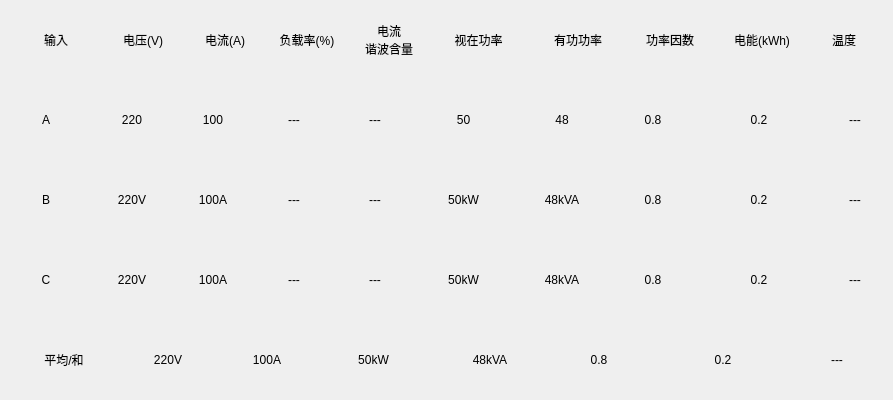
Old version of the form BusBar-Qt/branch/box/boxtotalwid.ui in the repository luozhiyong131/BusBar.
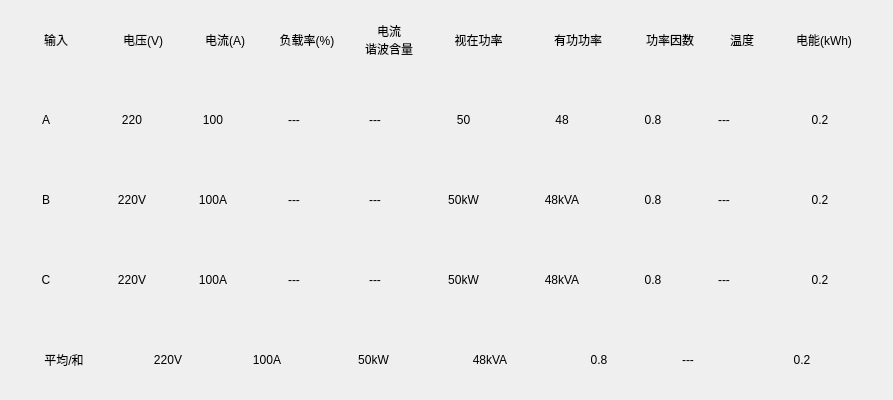
New version of the form.

What changed in the file:
```diff
--- a/BusBar-Qt/branch/box/boxtotalwid.ui
+++ b/BusBar-Qt/branch/box/boxtotalwid.ui
@@ -37,7 +37,7 @@
    </property>
    <item row="4" column="0">
     <widget class="QWidget" name="AllWid" native="true">
-     <layout class="QHBoxLayout" name="horizontalLayout_5" stretch="1,1,1,1,1,1,1,1">
+     <layout class="QHBoxLayout" name="horizontalLayout_5" stretch="1,1,1,1,1,1,0,1">
       <property name="spacing">
        <number>0</number>
       </property>
@@ -188,28 +188,6 @@
         </property>
        </widget>
       </item>
-      <item>
-       <widget class="QLabel" name="tEleH">
-        <property name="minimumSize">
-         <size>
-          <width>130</width>
-          <height>25</height>
-         </size>
-        </property>
-        <property name="maximumSize">
-         <size>
-          <width>130</width>
-          <height>16777215</height>
-         </size>
-        </property>
-        <property name="text">
-         <string>0.2</string>
-        </property>
-        <property name="alignment">
-         <set>Qt::AlignCenter</set>
-        </property>
-       </widget>
-      </item>
       <item>
        <widget class="QLabel" name="temH">
         <property name="minimumSize">
@@ -232,12 +210,34 @@
         </property>
        </widget>
       </item>
+      <item>
+       <widget class="QLabel" name="tEleH">
+        <property name="minimumSize">
+         <size>
+          <width>130</width>
+          <height>25</height>
+         </size>
+        </property>
+        <property name="maximumSize">
+         <size>
+          <width>130</width>
+          <height>16777215</height>
+         </size>
+        </property>
+        <property name="text">
+         <string>0.2</string>
+        </property>
+        <property name="alignment">
+         <set>Qt::AlignCenter</set>
+        </property>
+       </widget>
+      </item>
      </layout>
     </widget>
    </item>
    <item row="3" column="0">
     <widget class="QWidget" name="CWid" native="true">
-     <layout class="QHBoxLayout" name="horizontalLayout_4" stretch="1,1,1,1,1,1,1,1,1,1">
+     <layout class="QHBoxLayout" name="horizontalLayout_4" stretch="1,1,1,1,1,1,1,1,0,1">
       <property name="spacing">
        <number>0</number>
       </property>
@@ -438,28 +438,6 @@
         </property>
        </widget>
       </item>
-      <item>
-       <widget class="QLabel" name="tEleC">
-        <property name="minimumSize">
-         <size>
-          <width>130</width>
-          <height>25</height>
-         </size>
-        </property>
-        <property name="maximumSize">
-         <size>
-          <width>130</width>
-          <height>16777215</height>
-         </size>
-        </property>
-        <property name="text">
-         <string>0.2</string>
-        </property>
-        <property name="alignment">
-         <set>Qt::AlignCenter</set>
-        </property>
-       </widget>
-      </item>
       <item>
        <widget class="QLabel" name="temC">
         <property name="minimumSize">
@@ -482,12 +460,34 @@
         </property>
        </widget>
       </item>
+      <item>
+       <widget class="QLabel" name="tEleC">
+        <property name="minimumSize">
+         <size>
+          <width>130</width>
+          <height>25</height>
+         </size>
+        </property>
+        <property name="maximumSize">
+         <size>
+          <width>130</width>
+          <height>16777215</height>
+         </size>
+        </property>
+        <property name="text">
+         <string>0.2</string>
+        </property>
+        <property name="alignment">
+         <set>Qt::AlignCenter</set>
+        </property>
+       </widget>
+      </item>
      </layout>
     </widget>
    </item>
    <item row="2" column="0">
     <widget class="QWidget" name="BWid" native="true">
-     <layout class="QHBoxLayout" name="horizontalLayout_3" stretch="1,1,1,1,1,1,1,1,1,1">
+     <layout class="QHBoxLayout" name="horizontalLayout_3" stretch="1,1,1,1,1,1,1,1,0,1">
       <property name="spacing">
        <number>0</number>
       </property>
@@ -688,28 +688,6 @@
         </property>
        </widget>
       </item>
-      <item>
-       <widget class="QLabel" name="tEleB">
-        <property name="minimumSize">
-         <size>
-          <width>130</width>
-          <height>25</height>
-         </size>
-        </property>
-        <property name="maximumSize">
-         <size>
-          <width>130</width>
-          <height>16777215</height>
-         </size>
-        </property>
-        <property name="text">
-         <string>0.2</string>
-        </property>
-        <property name="alignment">
-         <set>Qt::AlignCenter</set>
-        </property>
-       </widget>
-      </item>
       <item>
        <widget class="QLabel" name="temB">
         <property name="minimumSize">
@@ -732,12 +710,34 @@
         </property>
        </widget>
       </item>
+      <item>
+       <widget class="QLabel" name="tEleB">
+        <property name="minimumSize">
+         <size>
+          <width>130</width>
+          <height>25</height>
+         </size>
+        </property>
+        <property name="maximumSize">
+         <size>
+          <width>130</width>
+          <height>16777215</height>
+         </size>
+        </property>
+        <property name="text">
+         <string>0.2</string>
+        </property>
+        <property name="alignment">
+         <set>Qt::AlignCenter</set>
+        </property>
+       </widget>
+      </item>
      </layout>
     </widget>
    </item>
    <item row="1" column="0">
     <widget class="QWidget" name="AWid" native="true">
-     <layout class="QHBoxLayout" name="horizontalLayout_2" stretch="1,1,1,1,1,1,1,1,1,1">
+     <layout class="QHBoxLayout" name="horizontalLayout_2" stretch="1,1,1,1,1,1,1,1,0,1">
       <property name="spacing">
        <number>0</number>
       </property>
@@ -938,28 +938,6 @@
         </property>
        </widget>
       </item>
-      <item>
-       <widget class="QLabel" name="tEleA">
-        <property name="minimumSize">
-         <size>
-          <width>130</width>
-          <height>25</height>
-         </size>
-        </property>
-        <property name="maximumSize">
-         <size>
-          <width>130</width>
-          <height>16777215</height>
-         </size>
-        </property>
-        <property name="text">
-         <string>0.2</string>
-        </property>
-        <property name="alignment">
-         <set>Qt::AlignCenter</set>
-        </property>
-       </widget>
-      </item>
       <item>
        <widget class="QLabel" name="temA">
         <property name="minimumSize">
@@ -982,6 +960,28 @@
         </property>
        </widget>
       </item>
+      <item>
+       <widget class="QLabel" name="tEleA">
+        <property name="minimumSize">
+         <size>
+          <width>130</width>
+          <height>25</height>
+         </size>
+        </property>
+        <property name="maximumSize">
+         <size>
+          <width>130</width>
+          <height>16777215</height>
+         </size>
+        </property>
+        <property name="text">
+         <string>0.2</string>
+        </property>
+        <property name="alignment">
+         <set>Qt::AlignCenter</set>
+        </property>
+       </widget>
+      </item>
      </layout>
     </widget>
    </item>
@@ -1168,28 +1168,6 @@
         </property>
        </widget>
       </item>
-      <item>
-       <widget class="QLabel" name="label_8">
-        <property name="minimumSize">
-         <size>
-          <width>100</width>
-          <height>25</height>
-         </size>
-        </property>
-        <property name="maximumSize">
-         <size>
-          <width>100</width>
-          <height>16777215</height>
-         </size>
-        </property>
-        <property name="text">
-         <string>电能(kWh)</string>
-        </property>
-        <property name="alignment">
-         <set>Qt::AlignCenter</set>
-        </property>
-       </widget>
-      </item>
       <item>
        <widget class="QLabel" name="label_12">
         <property name="minimumSize">
@@ -1212,6 +1190,28 @@
         </property>
        </widget>
       </item>
+      <item>
+       <widget class="QLabel" name="label_8">
+        <property name="minimumSize">
+         <size>
+          <width>100</width>
+          <height>25</height>
+         </size>
+        </property>
+        <property name="maximumSize">
+         <size>
+          <width>100</width>
+          <height>16777215</height>
+         </size>
+        </property>
+        <property name="text">
+         <string>电能(kWh)</string>
+        </property>
+        <property name="alignment">
+         <set>Qt::AlignCenter</set>
+        </property>
+       </widget>
+      </item>
      </layout>
     </widget>
    </item>
```
